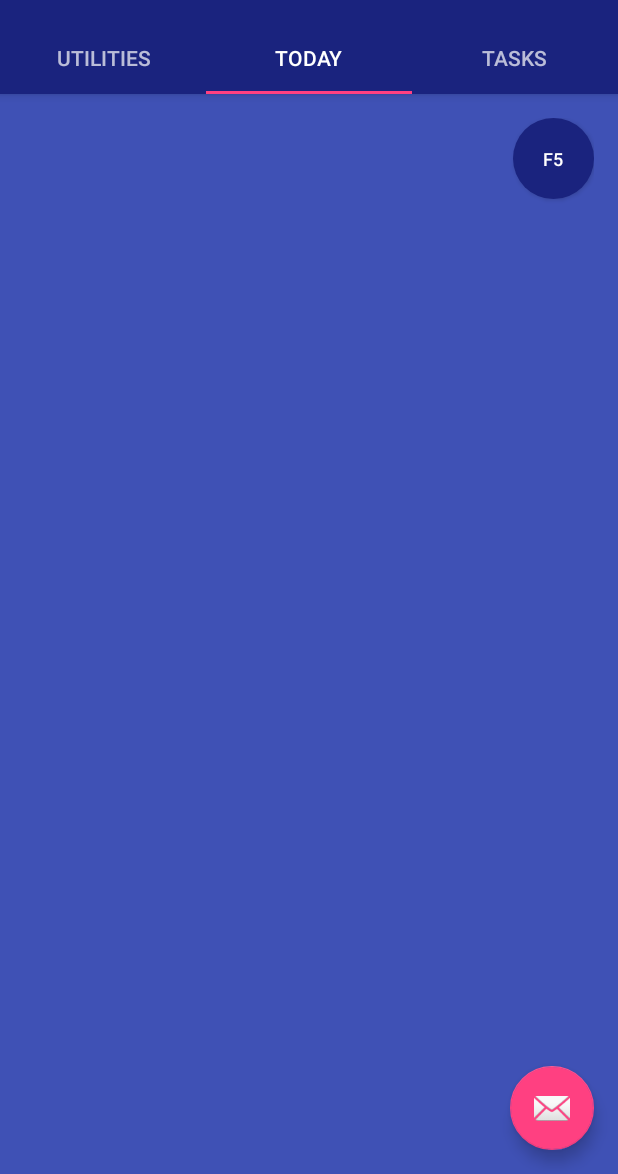
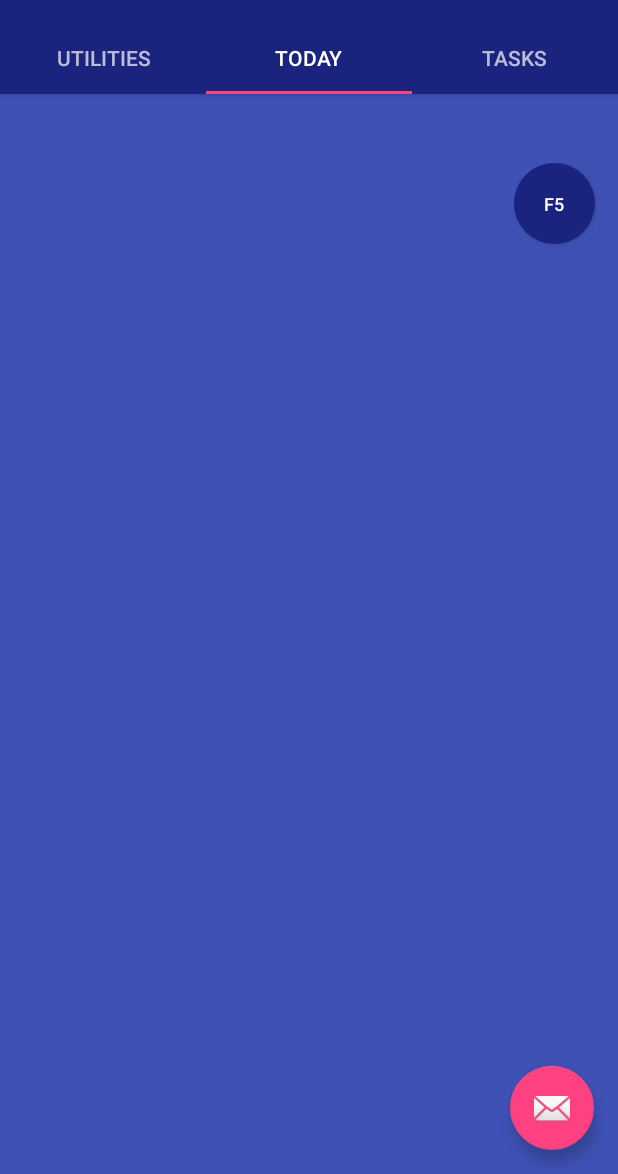
Before and after one commit to sandilyab/androidapp, an Android app: the screen it shows after launch (MainActivity), on a phone screen of 412 x 824 dp, the part 62-1236 px from its top. Run offline under Robolectric (Android 15) with nearby library versions, the phone set to English and light mode, and no system bars.

```diff
--- a/app/src/main/res/layout/content_main.xml
+++ b/app/src/main/res/layout/content_main.xml
@@ -27,22 +27,7 @@
         android:textStyle="normal|bold"
         android:fontFamily="sans-serif" />
 
-    <Button
-        android:text="F5"
-        android:id="@+id/tap_buton"
-        android:onClick="onButtonTap"
-        android:textColor="@android:color/white"
-        app:layout_anchorGravity="top|center_horizontal"
-        android:layout_gravity="bottom|center_horizontal"
-        android:layout_alignParentTop="true"
-        android:layout_alignParentRight="true"
-        android:layout_alignParentEnd="true"
-        android:layout_width="54dp"
-        android:layout_height="54dp"
-        android:background="@drawable/button_round"
-        android:clickable="true"
-        android:padding="15dp"
-        android:textSize="12sp" />
+
 
 
 
--- a/app/src/main/res/layout/fragment_tab_fragment2.xml
+++ b/app/src/main/res/layout/fragment_tab_fragment2.xml
@@ -69,4 +69,17 @@
         android:layout_marginTop="390dp"
         />
 
+    <Button
+        android:text="F5"
+        android:id="@+id/tap_buton"
+        android:textColor="@android:color/white"
+        android:layout_gravity="top|right"
+        android:layout_width="54dp"
+        android:layout_height="54dp"
+        android:background="@drawable/button_round"
+        android:clickable="true"
+        android:padding="15dp"
+        android:layout_marginTop="150dp"
+        android:layout_marginRight="15dp"
+        android:textSize="12sp" />
 </FrameLayout>
```
Also changed, not shown: app/src/main/java/com/example/sandilya/myfirstapp/TabFragment2.java (+30 -1 lines).
